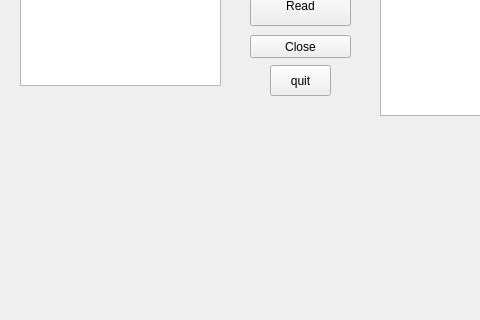
First picture: the form in qt/mainwindow.ui, repository tim-papaya/monochr, before the edit; both pictures show x 0 to 480 and y 255 to 575 of the 1403 by 711 pixel window.
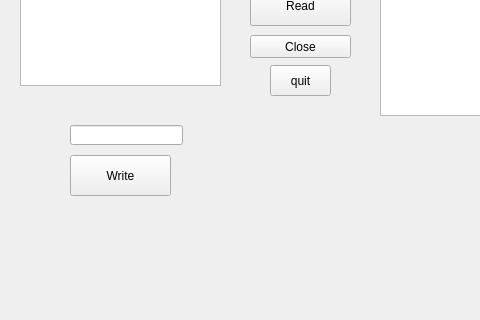
Second picture: the form after the edit.

Commit message: pc trig and lines update

```diff
--- a/qt/mainwindow.ui
+++ b/qt/mainwindow.ui
@@ -146,6 +146,29 @@
     </property>
     <layout class="QVBoxLayout" name="chartLayout"/>
    </widget>
+   <widget class="QPushButton" name="writeBtn">
+    <property name="geometry">
+     <rect>
+      <x>70</x>
+      <y>410</y>
+      <width>101</width>
+      <height>41</height>
+     </rect>
+    </property>
+    <property name="text">
+     <string>Write</string>
+    </property>
+   </widget>
+   <widget class="QLineEdit" name="writeLine">
+    <property name="geometry">
+     <rect>
+      <x>70</x>
+      <y>380</y>
+      <width>113</width>
+      <height>20</height>
+     </rect>
+    </property>
+   </widget>
   </widget>
   <widget class="QMenuBar" name="menubar">
    <property name="geometry">
```
The commit also changes 89 other files.
